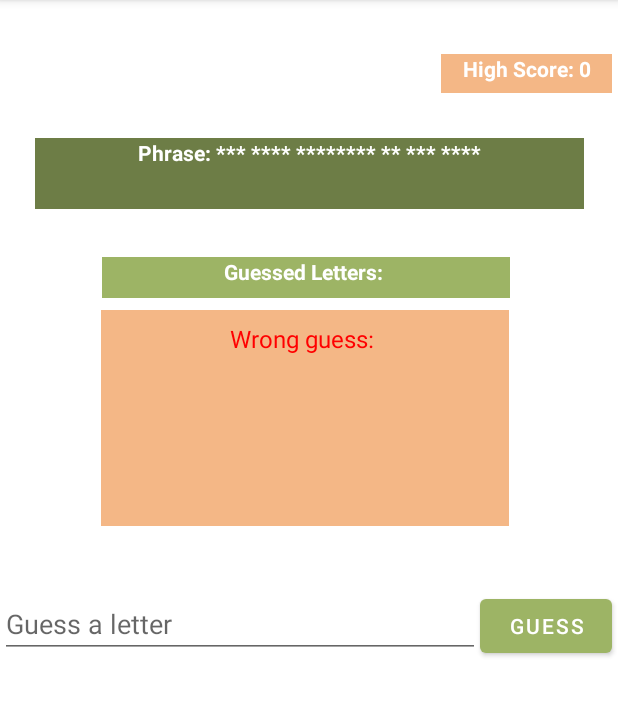
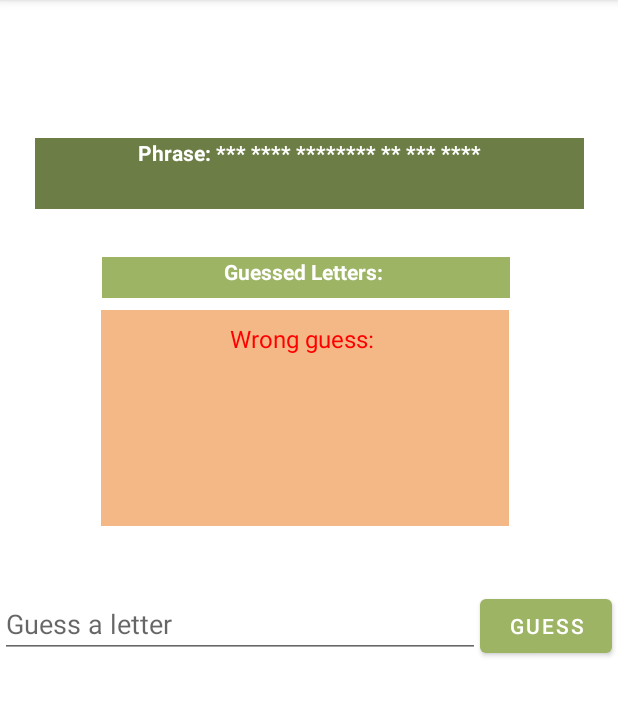
Before and after one commit to Amal001001/GuessThePhrasePart2, an Android app: the screen it shows after launch (MainActivity), after a tap on "GUESS", on a phone screen of 412 x 824 dp, the part 84-800 px from its top. Run offline under Robolectric (Android 15) with nearby library versions, the phone set to English and light mode, and no system bars.

Commit message:
GuessThePhrase

```diff
--- a/app/src/main/java/com/example/myapplication/MainActivity.kt
+++ b/app/src/main/java/com/example/myapplication/MainActivity.kt
@@ -20,7 +20,6 @@ class MainActivity : AppCompatActivity() {
     private lateinit var myLayout: ConstraintLayout
     private lateinit var tvPhrase: TextView
     private lateinit var tvLetters: TextView
-    private lateinit var myHighScore: TextView
     private lateinit var editText: EditText
     private lateinit var button: Button
 
@@ -37,20 +36,12 @@ class MainActivity : AppCompatActivity() {
 
     private lateinit var sharedPreferences: SharedPreferences
 
-    private var score = 0
-    private var highScore = 0
 
     @SuppressLint("SetTextI18n")
     override fun onCreate(savedInstanceState: Bundle?) {
         super.onCreate(savedInstanceState)
         setContentView(R.layout.activity_main)
 
-        sharedPreferences = this.getSharedPreferences(
-            getString(R.string.preference_file_key), Context.MODE_PRIVATE)
-        highScore = sharedPreferences.getInt("HighScore", 0)
-
-        myHighScore = findViewById(R.id.tvHighScore)
-        myHighScore.text = "High Score: $highScore"
 
         for(i in phrase.indices){
             if(phrase[i] == ' '){
@@ -86,7 +77,7 @@ class MainActivity : AppCompatActivity() {
         if(guessPhrase){
             if(msg == phrase){
                 disableEntry()
-                updateScore()
+
                 showAlertDialog("You win!\n\nPlay again?")
             }else{
                 messages.add("Wrong guess: $msg")
@@ -137,7 +128,7 @@ class MainActivity : AppCompatActivity() {
         for(i in AnswerDictionary){Answer += AnswerDictionary[i.key]}
         if(Answer==phrase){
             disableEntry()
-            updateScore()
+
             showAlertDialog("You win!\n\nPlay again?")
         }
         if(guessedLetters.isEmpty()){guessedLetters+=guessedLetter}else{guessedLetters+=", "+guessedLetter}
@@ -153,17 +144,6 @@ class MainActivity : AppCompatActivity() {
         rvMessages.scrollToPosition(messages.size - 1)
     }
 
-    private fun updateScore(){
-        score = 10 - count
-        if(score >= highScore){
-            highScore = score
-            with(sharedPreferences.edit()) {
-                putInt("HighScore", highScore)
-                apply()
-            }
-            Snackbar.make(clMain, "NEW HIGH SCORE!", Snackbar.LENGTH_LONG).show()
-        }
-    }
 
     private fun showAlertDialog(title: String) {
         // build alert dialog
--- a/app/src/main/res/layout/activity_main.xml
+++ b/app/src/main/res/layout/activity_main.xml
@@ -6,21 +6,6 @@
     android:layout_height="match_parent"
     android:id="@+id/clMain"
     tools:context=".MainActivity">
-
-    <TextView
-        android:id="@+id/tvHighScore"
-        android:layout_width="114dp"
-        android:layout_height="26dp"
-        android:layout_marginTop="36dp"
-        android:background="@color/lorange"
-        android:text="@string/high_score"
-        android:textAlignment="center"
-        android:textColor="@color/white"
-        android:textStyle="bold"
-        app:layout_constraintEnd_toEndOf="parent"
-        app:layout_constraintHorizontal_bias="0.986"
-        app:layout_constraintStart_toStartOf="parent"
-        app:layout_constraintTop_toTopOf="parent" />
 
     <TextView
         android:id="@+id/tvPhrase"
@@ -49,7 +34,8 @@
         app:layout_constraintEnd_toEndOf="parent"
         app:layout_constraintHorizontal_bias="0.488"
         app:layout_constraintStart_toStartOf="parent"
-        app:layout_constraintTop_toBottomOf="@id/tvPhrase" />
+        app:layout_constraintTop_toBottomOf="@id/tvPhrase"
+        tools:ignore="TextContrastCheck" />
 
 
     <androidx.recyclerview.widget.RecyclerView
```
Also changed, not shown: 15 other files.
